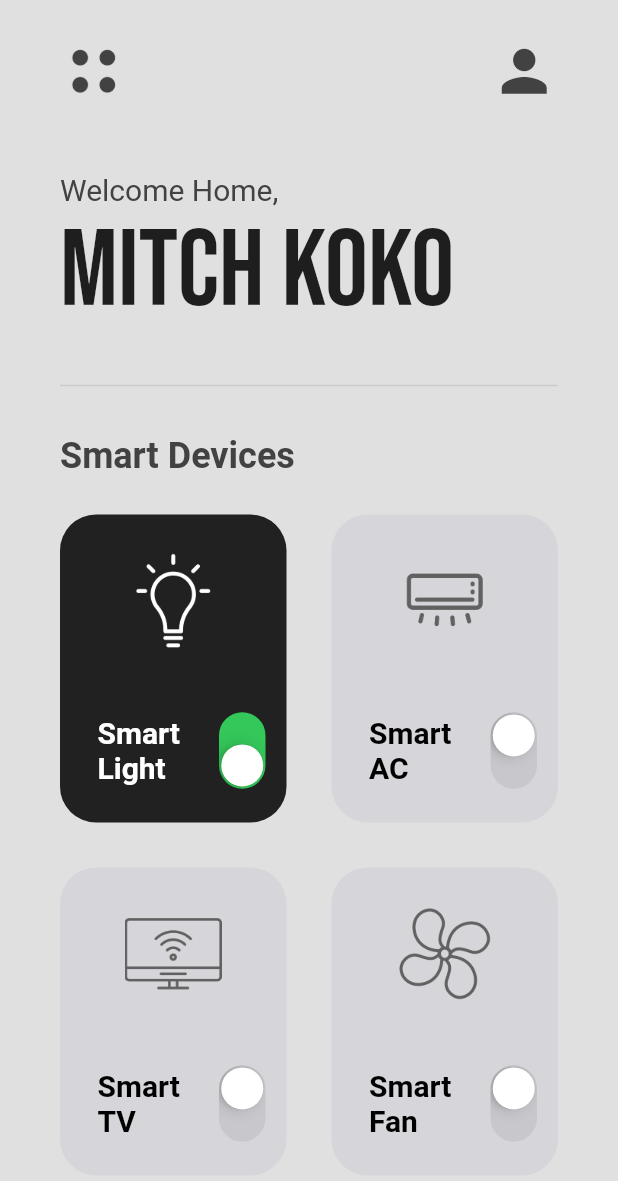
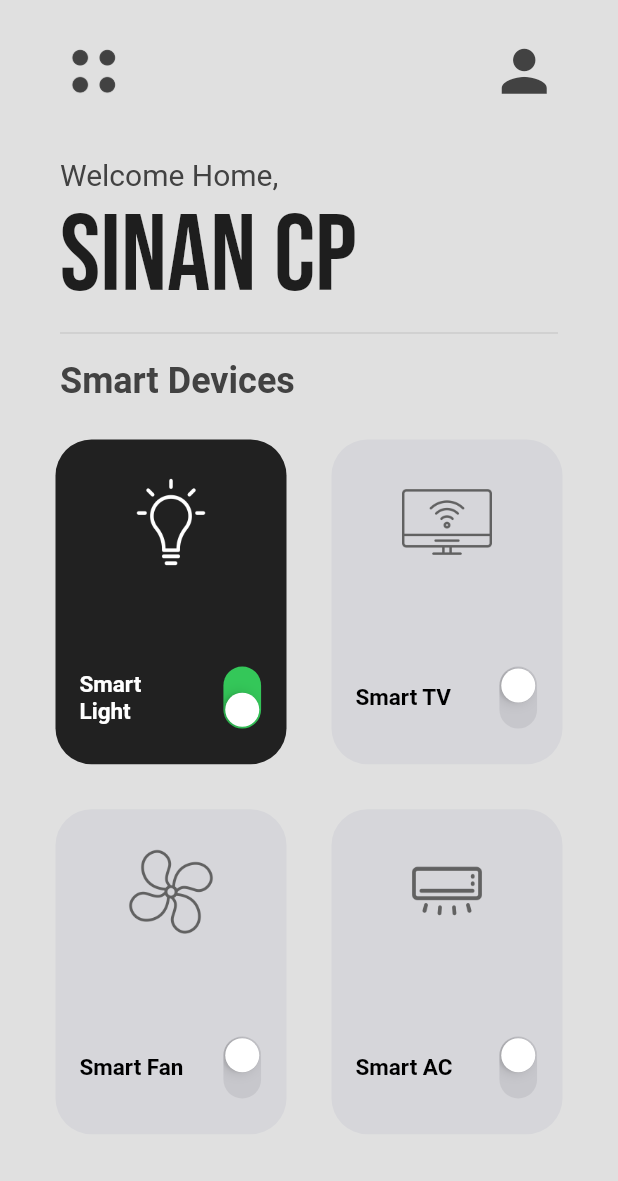
Before and after one commit to MUHAMMEDSINANCP/CP-Smart-Home, a Flutter app: the screen it shows after launch, on a phone screen of 412 x 824 dp. Shown: the top 1181 px of the screen. Run offline on Flutter 3.47's test engine with Material 2 defaults, Android fonts, the phone set to English and light mode, and no system bars; our stand-ins replace google_fonts.

Commit message:
UI Completed

```diff
--- a/lib/pages/home_page.dart
+++ b/lib/pages/home_page.dart
@@ -18,9 +18,9 @@ class _HomePageState extends State<HomePage> {
   List mySmartDevices = [
     // [ smartDeviceName, iconPath , powerStatus ]
     ["Smart Light", "lib/icons/light-bulb.png", true],
-    ["Smart AC", "lib/icons/air-conditioner.png", false],
     ["Smart TV", "lib/icons/smart-tv.png", false],
     ["Smart Fan", "lib/icons/fan.png", false],
+    ["Smart AC", "lib/icons/air-conditioner.png", false],
   ];
 
   // power button switched
@@ -35,6 +35,8 @@ class _HomePageState extends State<HomePage> {
     return Scaffold(
       backgroundColor: Colors.grey[300],
       body: SafeArea(
+        child: SingleChildScrollView(
+          physics: const BouncingScrollPhysics(),
           child: Column(
             crossAxisAlignment: CrossAxisAlignment.start,
             children: [
@@ -64,7 +66,7 @@ class _HomePageState extends State<HomePage> {
                 ),
               ),
 
-            const SizedBox(height: 20),
+              const SizedBox(height: 10),
 
               // welcome home
               Padding(
@@ -74,17 +76,16 @@ class _HomePageState extends State<HomePage> {
                   children: [
                     Text(
                       "Welcome Home,",
-                    style: TextStyle(fontSize: 20, color: Colors.grey.shade800),
+                      style:
+                          TextStyle(fontSize: 20, color: Colors.grey.shade800),
                     ),
                     Text(
-                    'Mitch Koko',
+                      'Sinan CP',
                       style: GoogleFonts.bebasNeue(fontSize: 72),
                     ),
                   ],
                 ),
               ),
-
-            const SizedBox(height: 25),
 
               const Padding(
                 padding: EdgeInsets.symmetric(horizontal: 40.0),
@@ -94,7 +95,7 @@ class _HomePageState extends State<HomePage> {
                 ),
               ),
 
-            const SizedBox(height: 25),
+              const SizedBox(height: 10),
 
               // smart devices grid
               Padding(
@@ -111,14 +112,15 @@ class _HomePageState extends State<HomePage> {
               const SizedBox(height: 10),
 
               // grid
-            Expanded(
+              SizedBox(
+                height: 500,
                 child: GridView.builder(
-                itemCount: 4,
-                physics: const NeverScrollableScrollPhysics(),
-                padding: const EdgeInsets.symmetric(horizontal: 25),
+                  itemCount: mySmartDevices.length,
+                  physics: const BouncingScrollPhysics(),
+                  padding: const EdgeInsets.symmetric(horizontal: 22),
                   gridDelegate: const SliverGridDelegateWithFixedCrossAxisCount(
                     crossAxisCount: 2,
-                  childAspectRatio: 1 / 1.3,
+                    childAspectRatio: 1 / 1.34,
                   ),
                   itemBuilder: (context, index) {
                     return SmartDeviceBox(
@@ -133,6 +135,7 @@ class _HomePageState extends State<HomePage> {
             ],
           ),
         ),
+      ),
     );
   }
 }
--- a/lib/util/smart_device_box.dart
+++ b/lib/util/smart_device_box.dart
@@ -35,7 +35,7 @@ class SmartDeviceBox extends StatelessWidget {
               // icon
               Image.asset(
                 iconPath,
-                height: 65,
+                height: 60,
                 color: powerOn ? Colors.white : Colors.grey.shade700,
               ),
 
@@ -44,12 +44,12 @@ class SmartDeviceBox extends StatelessWidget {
                 children: [
                   Expanded(
                     child: Padding(
-                      padding: const EdgeInsets.only(left: 25.0),
+                      padding: const EdgeInsets.only(left: 16.0),
                       child: Text(
                         smartDeviceName,
                         style: TextStyle(
                           fontWeight: FontWeight.bold,
-                          fontSize: 20,
+                          fontSize: 15,
                           color: powerOn ? Colors.white : Colors.black,
                         ),
                       ),
@@ -57,9 +57,12 @@ class SmartDeviceBox extends StatelessWidget {
                   ),
                   Transform.rotate(
                     angle: pi / 2,
-                    child: CupertinoSwitch(
-                      value: powerOn,
-                      onChanged: onChanged,
+                    child: Transform.scale(
+                      scale: 0.81,
+                      child: CupertinoSwitch(
+                        value: powerOn,
+                        onChanged: onChanged,
+                      ),
                     ),
                   ),
                 ],
```
Lines whose indentation alone changed are shown as unchanged.
